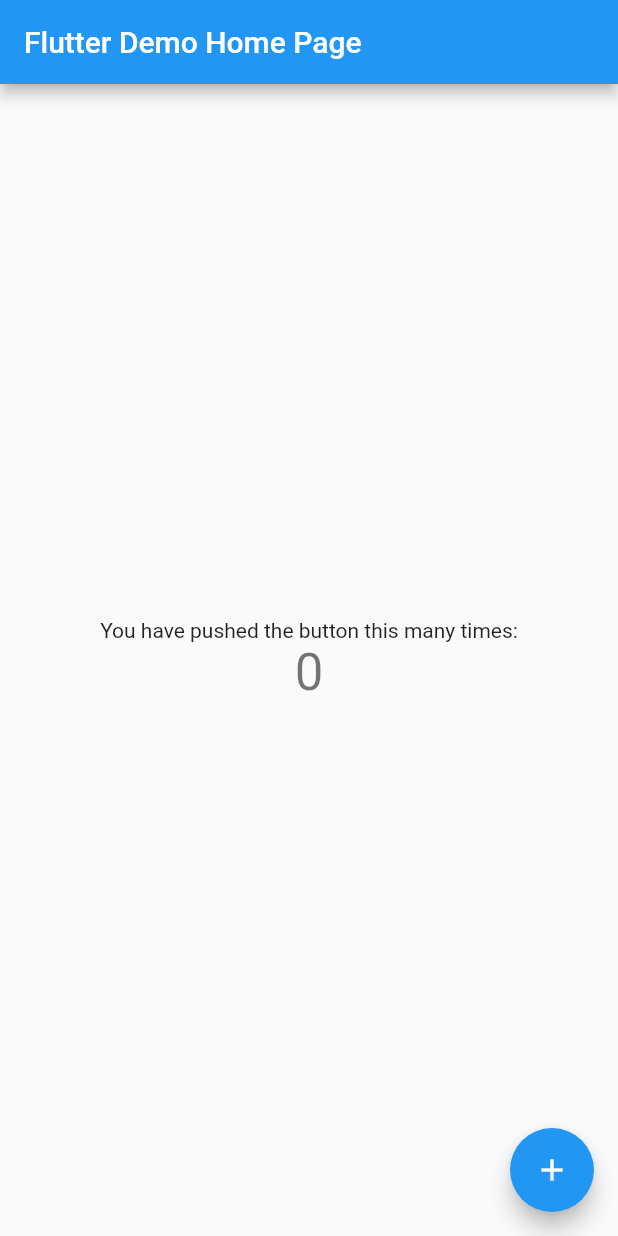
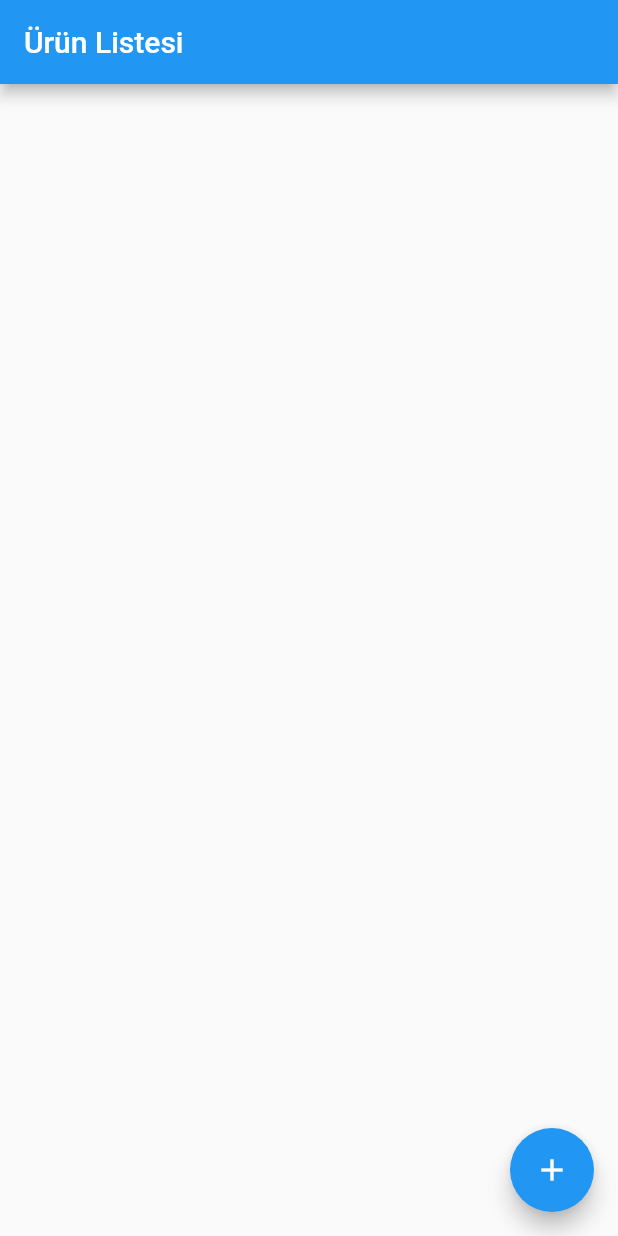
Before and after one commit to oguzhanagir/Sqflite-Flutter-Practice, a Flutter app: the screen it shows after launch, on a phone screen of 412 x 824 dp. Run offline on Flutter 3.47's test engine with Material 2 defaults, Android fonts, the phone set to English and light mode, and no system bars; our stand-ins replace sqflite; accounts and stored records are empty.

```diff
--- a/analysis_options.yaml
+++ b/analysis_options.yaml
@@ -10,6 +10,8 @@
 include: package:flutter_lints/flutter.yaml
 
 linter:
+    prefer_const_constructors: false
+    prefer_const_literals_to_create_immutables: false
   # The lint rules applied to this project can be customized in the
   # section below to disable rules from the `package:flutter_lints/flutter.yaml`
   # included above or to enable additional rules. A list of all available lints
--- a/lib/main.dart
+++ b/lib/main.dart
@@ -1,107 +1,15 @@
 import 'package:flutter/material.dart';
+import 'package:sqfliteflutterpractice/screens/product_list.dart';
 
 void main() {
-  runApp(const MyApp());
+  runApp(MyApp());
 }
 
 class MyApp extends StatelessWidget {
-  const MyApp({Key? key}) : super(key: key);
-
-  // This widget is the root of your application.
   @override
   Widget build(BuildContext context) {
     return MaterialApp(
-      title: 'Flutter Demo',
-      theme: ThemeData(
-
-        primarySwatch: Colors.blue,
-      ),
-      home: const MyHomePage(title: 'Flutter Demo Home Page'),
+      home: ProductList(),
     );
   }
 }
-
-class MyHomePage extends StatefulWidget {
-  const MyHomePage({Key? key, required this.title}) : super(key: key);
-
-  // This widget is the home page of your application. It is stateful, meaning
-  // that it has a State object (defined below) that contains fields that affect
-  // how it looks.
-
-  // This class is the configuration for the state. It holds the values (in this
-  // case the title) provided by the parent (in this case the App widget) and
-  // used by the build method of the State. Fields in a Widget subclass are
-  // always marked "final".
-
-  final String title;
-
-  @override
-  State<MyHomePage> createState() => _MyHomePageState();
-}
-
-class _MyHomePageState extends State<MyHomePage> {
-  int _counter = 0;
-
-  void _incrementCounter() {
-    setState(() {
-      // This call to setState tells the Flutter framework that something has
-      // changed in this State, which causes it to rerun the build method below
-      // so that the display can reflect the updated values. If we changed
-      // _counter without calling setState(), then the build method would not be
-      // called again, and so nothing would appear to happen.
-      _counter++;
-    });
-  }
-
-  @override
-  Widget build(BuildContext context) {
-    // This method is rerun every time setState is called, for instance as done
-    // by the _incrementCounter method above.
-    //
-    // The Flutter framework has been optimized to make rerunning build methods
-    // fast, so that you can just rebuild anything that needs updating rather
-    // than having to individually change instances of widgets.
-    return Scaffold(
-      appBar: AppBar(
-        // Here we take the value from the MyHomePage object that was created by
-        // the App.build method, and use it to set our appbar title.
-        title: Text(widget.title),
-      ),
-      body: Center(
-        // Center is a layout widget. It takes a single child and positions it
-        // in the middle of the parent.
-        child: Column(
-          // Column is also a layout widget. It takes a list of children and
-          // arranges them vertically. By default, it sizes itself to fit its
-          // children horizontally, and tries to be as tall as its parent.
-          //
-          // Invoke "debug painting" (press "p" in the console, choose the
-          // "Toggle Debug Paint" action from the Flutter Inspector in Android
-          // Studio, or the "Toggle Debug Paint" command in Visual Studio Code)
-          // to see the wireframe for each widget.
-          //
-          // Column has various properties to control how it sizes itself and
-          // how it positions its children. Here we use mainAxisAlignment to
-          // center the children vertically; the main axis here is the vertical
-          // axis because Columns are vertical (the cross axis would be
-          // horizontal).
-          mainAxisAlignment: MainAxisAlignment.center,
-          children: <Widget>[
-            const Text(
-              'You have pushed the button this many times:',
-            ),
-            Text(
-              '$_counter',
-              style: Theme.of(context).textTheme.headline4,
-            ),
-          ],
-        ),
-      ),
-      floatingActionButton: FloatingActionButton(
-        onPressed: _incrementCounter,
-        tooltip: 'Increment',
-        child: const Icon(Icons.add),
-      ), // This trailing comma makes auto-formatting nicer for build methods.
-    );
-  }
-}
--- a/pubspec.yaml
+++ b/pubspec.yaml
@@ -30,6 +30,8 @@ dependencies:
   flutter:
     sdk: flutter
 
+  sqflite: ^2.0.3+1
+  path:
 
   # The following adds the Cupertino Icons font to your application.
   # Use with the CupertinoIcons class for iOS style icons.
```
Also changed, not shown: lib/data/dbHelper.dart (added, +54 -0 lines), lib/models/product.dart (added, +29 -0 lines), lib/screens/product_add.dart (added, +46 -0 lines), lib/screens/product_list.dart (added, +63 -0 lines), pubspec.lock.
